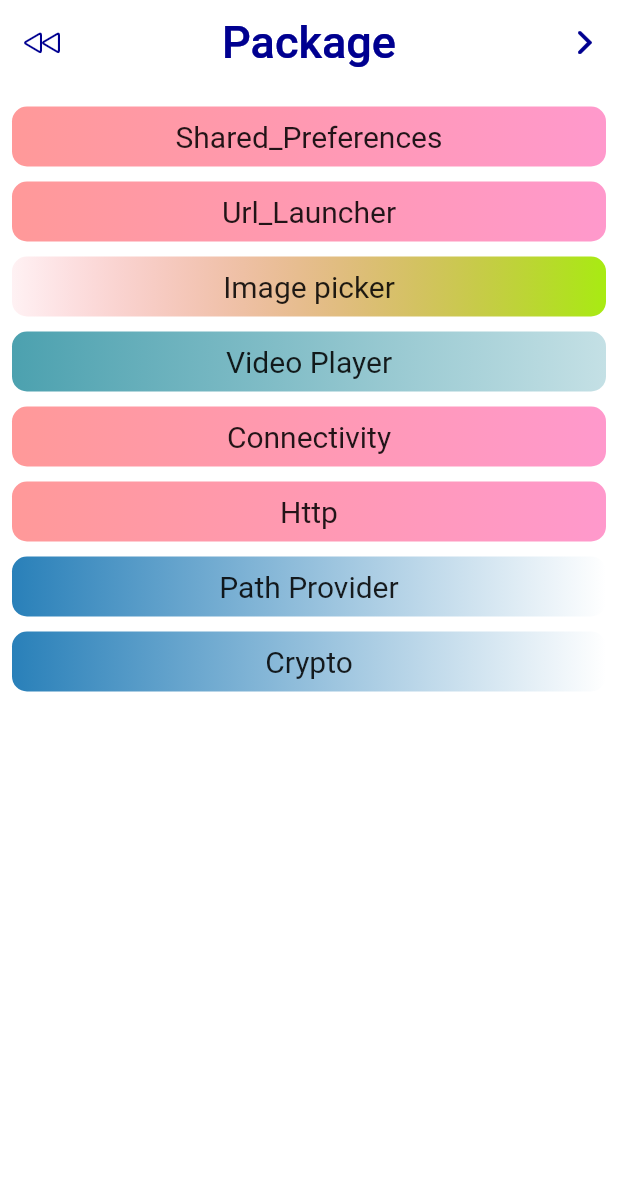
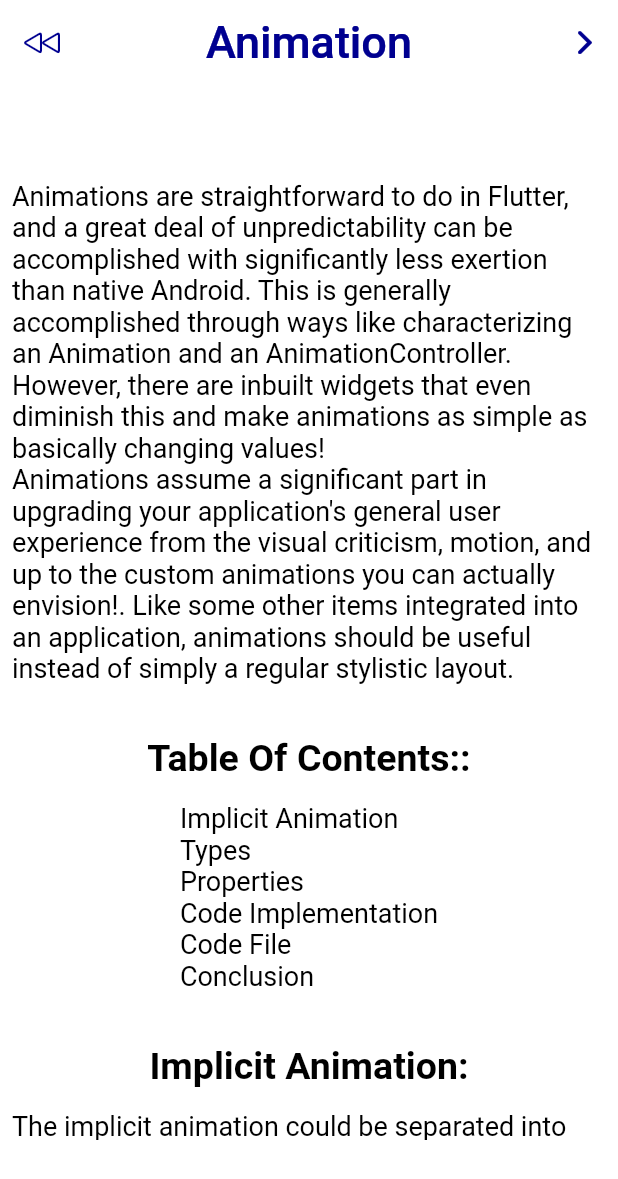
Before and after one commit to AnmolMishra-dev/Flutter-Learning-App, a Flutter app: the screen it shows after launch, on a phone screen of 412 x 824 dp. Shown: the top 1179 px of the screen. Run offline on Flutter 3.47's test engine with Material 2 defaults, Android fonts, the phone set to English and light mode, and no system bars; drawn by our look-alikes of shimmer.

Commit message:
Animation

```diff
--- /dev/null
+++ b/lib/animated/animationhome.dart
@@ -0,0 +1,176 @@
+import 'package:flutter/cupertino.dart';
+import 'package:flutter/material.dart';
+import 'package:flutter_learning/CONST/color.dart';
+import 'package:shimmer/shimmer.dart';
+class AnimHome extends StatefulWidget {
+  const AnimHome({Key? key}) : super(key: key);
+
+  @override
+  _AnimHomeState createState() => _AnimHomeState();
+}
+
+class _AnimHomeState extends State<AnimHome> {
+  List ani=[
+    {
+      "heading": "",
+      "content": "Animations are straightforward to do in Flutter, and a great deal of unpredictability can be accomplished with significantly less exertion than native Android. This is generally accomplished through ways like characterizing an Animation and an AnimationController. However, there are inbuilt widgets that even diminish this and make animations as simple as basically changing values!\nAnimations assume a significant part in upgrading your application's general user experience from the visual criticism, motion, and up to the custom animations you can actually envision!. Like some other items integrated into an application, animations should be useful instead of simply a regular stylistic layout.",
+      "imageshow": false,
+      "image": ""
+    },
+    {
+      "heading": "Table Of Contents::",
+      "content": "Implicit Animation\nTypes\nProperties\nCode Implementation\nCode File\nConclusion",
+      "imageshow": false,
+      "image": ""
+    },
+    {
+      "heading": "Implicit Animation:",
+      "content": "The implicit animation could be separated into worked-in widgets and customized widgets.ImplicitAnimtatedWidget It is an abstract class for building widgets that animate changes to their properties. Widgets of this sort won’t animate when they are first added to the widget tree. Or maybe, when they are rebuilt with various values, they will react to those progressions by animating the progressions over a predetermined duration.\n\nImplicitlyAnimatedWidgets consequently animate changes in their properties at whatever point they change. For this, they make and deal with their own inner AnimationControllers to control the animation. While these widgets are easy to utilize and don’t expect you to deal with the lifecycle of an AnimationController physically, they are likewise, to some degree, restricted: Besides the objective value for the animated property, developers can pick a duration and curve for the movement.",
+      "imageshow": false,
+      "image": ""
+    },
+    {
+      "heading": "Common Types of Widgets:",
+      "content": "Various implicitly animated widgets transport with the framework. They are typically namedAnimatedFoo where Foo is the name of the non-animated rendition of that widget. There are some regularly utilized implicitly animated widgets include:\n\nAnimatedContainer\nAnimatedOpacity\nAnimatedCrossFade\nTweenAnimationBuilder",
+      "imageshow": false,
+      "image": ""
+    },
+    {
+      "heading": "Common Types of Widgets:",
+      "content": "There are some properties:\n\nCurve: The official document is clear and sweet in that they show all the inherent curve behaviors in videos. So on the off chance that you need to change the animation curve, pick what you need.\n\nDuration:This is a real sense that implies the duration of the animation. It very well may be days, hours, minutes, seconds, milliseconds, even microseconds.\n\nonEnd: We can accomplish something after the animation wraps up",
+      "imageshow": false,
+      "image": ""
+    },
+    {
+      "heading": "Code Implement:",
+      "content": "Create a new dart file called home_page_screen.dart inside the lib folder.We will make four buttons on this home page screen, and each button will show implicit animation, and we will show the below detail.",
+      "imageshow": false,
+      "image": ""
+    },
+    {
+      "heading": "AnimatedContainer:",
+      "content": "An AnimatedContainer naturally transitions to the value characterized (colors, sizes, and so on) rather than immediately changing to them.The Container the class causes you to make a widget with explicit properties, for example, height, width, color and then some. This is normally utilized for wrapping child widgets to deal with their properties, for example, sizes, paddings, and margins advantageously.",
+      "imageshow": true,
+      "image": "https://drive.google.com/uc?export=view&id=1-yli-PTEE76b0SGMjjI30iA-gWQKokvE"
+    },
+    {
+      "heading": "",
+      "content": "Utilizing the AnimatedContaineryou can animate a normal Container by changing its properties. It naturally changes the color, the sizes without you having the explicitly setting custom tweens or controllers.",
+      "imageshow": true,
+      "image": "https://drive.google.com/uc?export=view&id=1xRIOyn5I5iYAK4gHdJGuQOlljE01ozk0"
+    },
+    {
+      "heading": "",
+      "content": "We will create a floatingActionButton(). In this button, we will add the height, width, and color on the setState(). When we run the application, we ought to get the screen’s output like the underneath screen video.",
+      "imageshow": false,
+      "image": ""
+    },
+    {
+      "heading": "AnimatedOpacity:",
+      "content": "AnimatedOpacity animates changes in opacity, for example, how noticeable a widget is. An opacity of 0 makes a widget totally transparent, while a 1 opacity is completely obvious.\nOpacity is really self-explanatory — it’s liable for refreshing the transparency of a UI part. AnimatedOpacity It is a widget on top of the default Opacity widget — it animates the progressions dependent on its opacity property.",
+      "imageshow": false,
+      "image": ""
+    },
+    {
+      "heading": "AnimatedOpacity:",
+      "content": "AnimatedOpacity animates changes in opacity, for example, how noticeable a widget is. An opacity of 0 makes a widget totally transparent, while a 1 opacity is completely obvious.\nOpacity is really self-explanatory — it’s liable for refreshing the transparency of a UI part. AnimatedOpacity It is a widget on top of the default Opacity widget — it animates the progressions dependent on its opacity property.",
+      "imageshow": true,
+      "image": "https://drive.google.com/uc?export=view&id=1bVmjAATfMyJLm9ZZKd7Bx7CTK6RLllyS"
+    },
+    {
+      "heading": "",
+      "content": "When the button is clicked, it simply changes opacity and setsState. When we run the application, we ought to get the screen’s output like the underneath screen video.",
+      "imageshow": true,
+      "image": "https://drive.google.com/uc?export=view&id=1AG57BbBncPxcnc8lxkiWYEz8-FxjKsp-"
+    },
+    {
+      "heading": "AnimatedCrossFade:",
+      "content": "AnimatedCrossFade is smooth progress starting with one widget then onto the next with a given duration. Flutter makes this simple by utilizing an AnimatedCrossFade widget.Cross-fade animations, step by step, become fade a UI part while at the same time blurring in another UI component. The AnimatedCrossFade is a widget that gives cross-fade progress when exchanging between two given child widgets.",
+      "imageshow": true,
+      "image": "https://drive.google.com/uc?export=view&id=1nihiY_mOhtB9EIWl5BVswb32qrLKXlbm"
+    }, {
+      "heading": "TweenAnimationBuilder:",
+      "content": "To utilize TweenAnimationBuilderI set the timeframe that I need my animation to take with the duration parameter and the range of values that I need to animate between the Tween boundary. As the name proposes, an Tween object empowers you to determine a range of values that you need to animate between./n/nThe tween also characterizes the animation's objective value: When the widget first builds, it animates from Tween. Begin to Tween. End Another animation can be set off whenever by furnishing another tween with another Tween. End value. The new animation runs from the current animation value (which might be Tween. end of the old tween, if that animation is finished) to Tween. End of the new tween.",
+      "imageshow": true,
+      "image": "https://drive.google.com/uc?export=view&id=1qaCMjzevJ-NlsfaIKx40XupLYlLOjmMR"
+    }
+
+
+
+
+  ];
+  @override
+  Widget build(BuildContext context) {
+    return Scaffold(
+      appBar: AppBar(
+        elevation: 0,
+        backgroundColor: Colors.white,
+        leading: InkWell(onTap: (){
+          Navigator.pop(context);
+        },child: Icon(CupertinoIcons.backward,color: MyColor.TheamColor,)),
+        title: Shimmer.fromColors(
+          baseColor:MyColor.TheamColor,
+          highlightColor: Color(0XFF91a0b8),
+          child: Text(
+            'Animation',
+            textAlign: TextAlign.center,
+            style: TextStyle(fontSize: 30),
+
+          ),
+        ),
+        centerTitle: true,
+        actions: [
+          Shimmer.fromColors(
+            baseColor:MyColor.TheamColor,
+            highlightColor: Color(0XFF91a0b8),
+            child: Padding(
+              padding: const EdgeInsets.only(right: 10),
+              child: InkWell(onTap: (){
+
+                // Navigator.push(
+                //   context,
+                //   MaterialPageRoute(builder: (context) => Installation()),
+                // );
+              },child: Icon(CupertinoIcons.forward)),
+            ),
+          ),
+
+        ],
+
+      ),
+      backgroundColor: Colors.white,
+      body: Padding(
+        padding: const EdgeInsets.only(left: 8,right: 8),
+        child: Container(
+          height: MediaQuery.of(context).size.height-120,
+          child: ListView.builder(
+              scrollDirection: Axis.vertical,
+              itemCount: ani.length,
+              itemBuilder: (BuildContext context, int index) {
+                return Padding(
+                  padding: const EdgeInsets.only(top: 20,),
+                  child: Column(
+                    mainAxisAlignment: MainAxisAlignment.start,
+                    crossAxisAlignment: CrossAxisAlignment.center,
+                    children: [
+                      Container(child: Text(ani[index]["heading"],style: TextStyle(fontWeight: FontWeight.bold,fontSize: 25,color: Colors.black),),),
+
+                      SizedBox(height: 15,),
+
+
+
+                      Container(child: Text(ani[index]["content"],style: TextStyle(fontSize: 18,color: Colors.black),),),
+                      SizedBox(height: 15,),
+                      ani[index]["imageshow"]==true?
+                      Image.network(ani[index]["image"]):Container()
+
+                    ],
+                  ),
+                );}),
+
+        ),
+      ),
+
+    );
+  }
+}
--- a/lib/main.dart
+++ b/lib/main.dart
@@ -9,6 +9,7 @@ import 'Rest_Api/deleteapi.dart';
 import 'Rest_Api/getapi.dart';
 import 'Rest_Api/postapi.dart';
 import 'Rest_Api/updateapi.dart';
+import 'animated/animationhome.dart';
 import 'home.dart';
 
 
@@ -32,7 +33,7 @@ class MyApp extends StatelessWidget {
 
 
       ),
-      home: const PackageHome()
+      home: const AnimHome()
     );
   }
 }
--- a/pubspec.yaml
+++ b/pubspec.yaml
@@ -38,10 +38,10 @@ dependencies:
   url_launcher:
 
 
+
 dev_dependencies:
   flutter_test:
     sdk: flutter
-
   # The "flutter_lints" package below contains a set of recommended lints to
   # encourage good coding practices. The lint set provided by the package is
   # activated in the `analysis_options.yaml` file located at the root of your
```
Also changed, not shown: lib/Database/Databasehome.dart (added, +138 -0 lines), lib/home.dart (+20 -2 lines).
